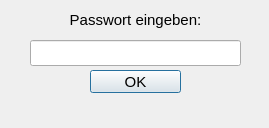
First picture: the form in src/gui/qt/ui_components/dialog_profile_login.ui, repository minutogit/eMinuto-Desktop-Prototype, before the edit.
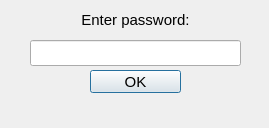
Second picture: the form after the edit.

The edit to the form file:
```diff
--- a/src/gui/qt/ui_components/dialog_profile_login.ui
+++ b/src/gui/qt/ui_components/dialog_profile_login.ui
@@ -58,7 +58,7 @@
     <number>-1</number>
    </property>
    <property name="text">
-    <string>Passwort eingeben:</string>
+    <string>Enter password:</string>
    </property>
    <property name="alignment">
     <set>Qt::AlignCenter</set>
```
Left out of the diff: 2 changed lines with no effect on the pictures.
